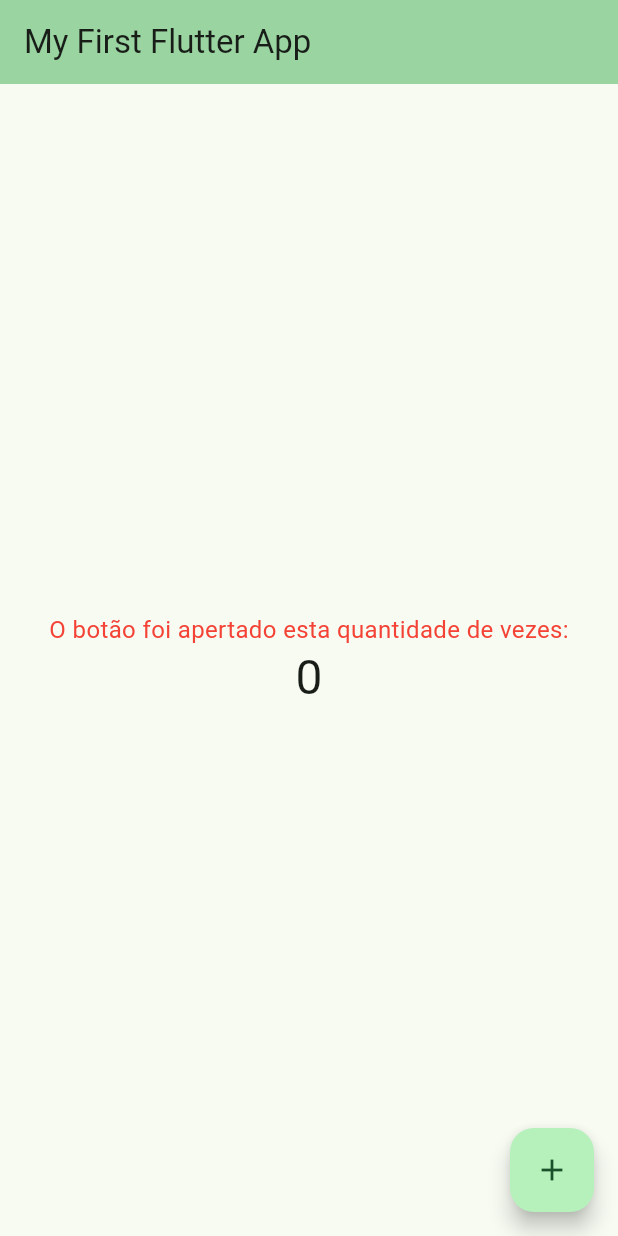
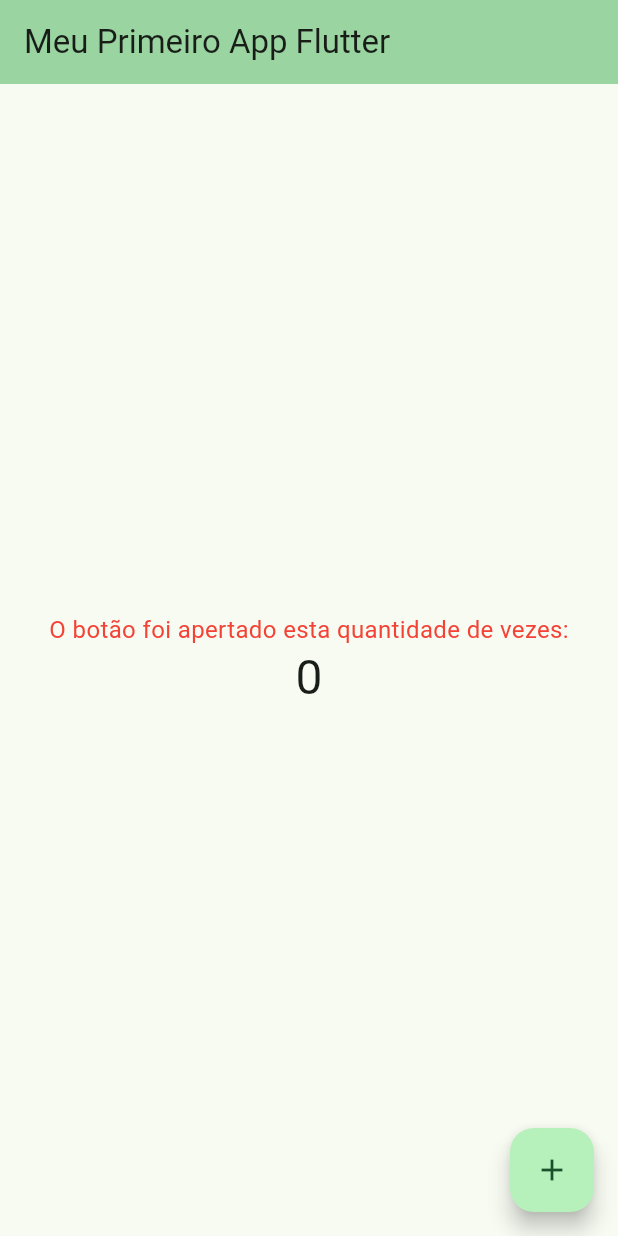
Before and after one commit to fgdamasceno/dio_flutter, a Flutter app: the screen it shows after launch, on a phone screen of 412 x 824 dp. Run offline on Flutter 3.47's test engine with Material 3 defaults, Android fonts, the phone set to English and light mode, and no system bars.

Commit message:
alterar texto do título

```diff
--- a/myfirstflutterapp/lib/main.dart
+++ b/myfirstflutterapp/lib/main.dart
@@ -32,7 +32,7 @@ class MyApp extends StatelessWidget {
           seedColor: const Color.fromARGB(255, 43, 133, 70),
         ),
       ),
-      home: const MyHomePage(title: 'My First Flutter App'),
+      home: const MyHomePage(title: 'Meu Primeiro App Flutter'),
     );
   }
 }
```
